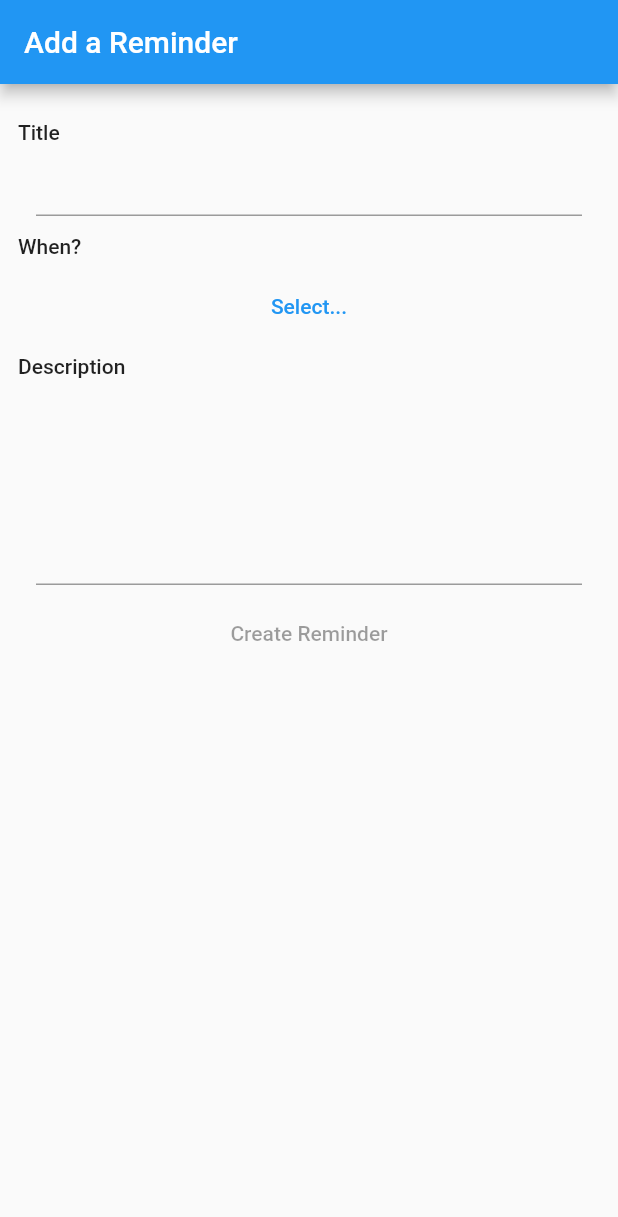
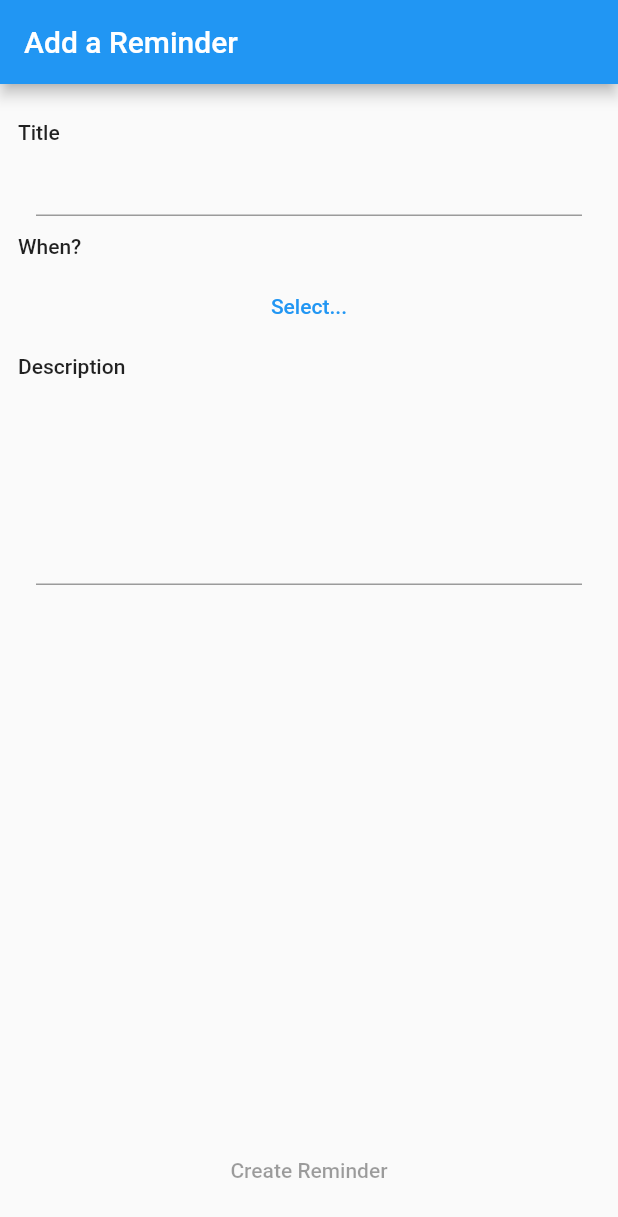
Before and after one commit to juancavallotti/flutter-firestore-appcheck-sample, a Flutter app: the AddReminder screen opened directly, on a phone screen of 412 x 824 dp. Shown: the top 1217 px of the screen. Run offline on Flutter 3.47's test engine with Material 2 defaults, Android fonts, the phone set to English and light mode, and no system bars; our stand-ins replace cloud_firestore, firebase_core, firebase_remote_config, flutter_bloc, flutter_dotenv, loader_overlay; missing offline and left inert: firebase_app_check; accounts and stored records are empty.

Commit message:
Cosmetic fixes

```diff
--- a/lib/app/add_reminder.dart
+++ b/lib/app/add_reminder.dart
@@ -51,7 +51,8 @@ class AddReminder extends StatelessWidget {
             maxLines: 6,
             onChanged: (value) => cubit.updateField(body: value),
           ).padding(left: formPadding, right: formPadding),
-          TextButton(
+        ].listView().padding(all: 12).boxExpand(),
+        bottomNavigationBar: TextButton(
           onPressed: cubit.isValid()
               ? () {
                   cubit.create();
@@ -61,11 +62,7 @@ class AddReminder extends StatelessWidget {
                 }
               : null,
           child: const Text("Create Reminder"),
-          )
-              .boxExpand()
-              .sizedBox(height: 40)
-              .padding(left: formPadding, right: formPadding, top: formPadding)
-        ].listView().scroll().padding(all: 12).boxExpand(),
+        ).padding(all: 20),
       );
     });
   }
--- a/lib/app/view_reminder.dart
+++ b/lib/app/view_reminder.dart
@@ -24,8 +24,8 @@ class ViewReminder extends StatelessWidget {
         Text(reminder.body ?? "<No description>")
       ].column(crossAxisAlignment: CrossAxisAlignment.start).padding(all: 20),
       bottomNavigationBar: TextButton(
-          onPressed: onDeletePressed,
-          child: const Text("Delete Reminder").padding(all: 20)),
+              onPressed: onDeletePressed, child: const Text("Delete Reminder"))
+          .padding(all: 20),
     );
   }
 }
```
Also changed, not shown: 2 other files. Lines whose indentation alone changed are shown as unchanged.
